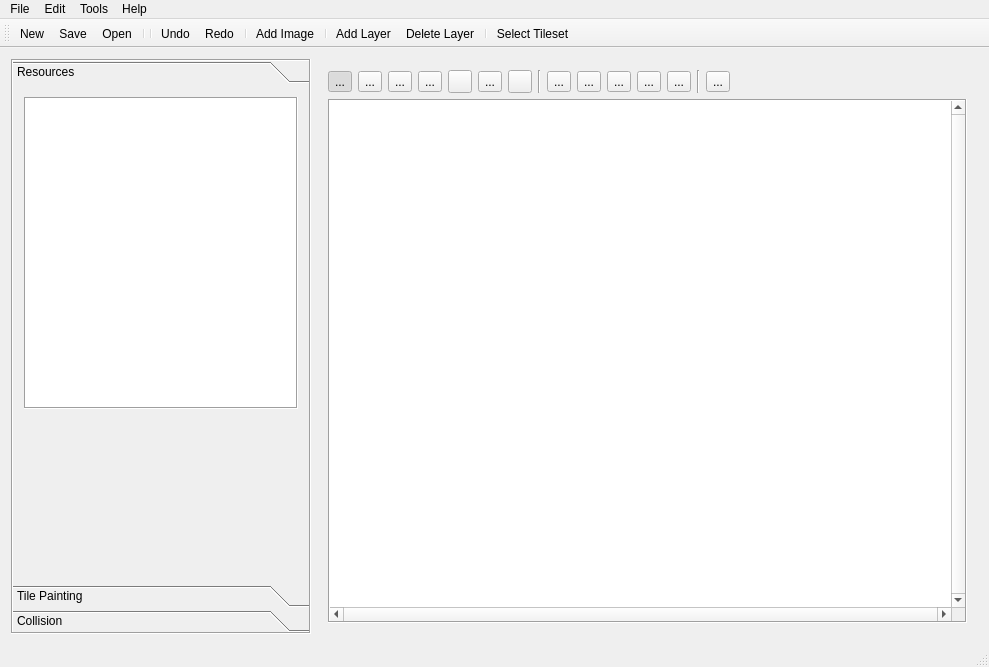
This is MainWindow.ui in Preece/TGL as Qt 5 draws it before an edit. The edited form follows.
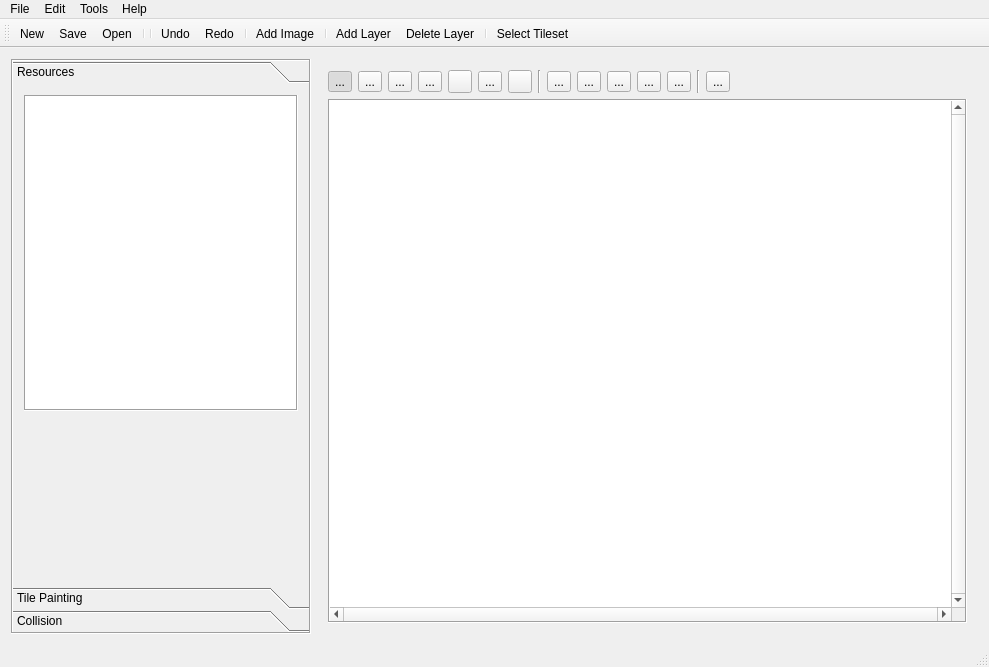
This is the edited form. The open tabs and pages were chosen to show the change. Icons and pictures are not drawn. Custom widgets are drawn as their Qt base class.

The edit to the form file:
```diff
--- a/MainWindow.ui
+++ b/MainWindow.ui
@@ -110,7 +110,7 @@
          <number>1</number>
         </property>
         <property name="tabSpacing">
-         <number>3</number>
+         <number>1</number>
         </property>
         <widget class="QWidget" name="resourcesBox">
          <property name="geometry">
@@ -118,7 +118,7 @@
            <x>0</x>
            <y>0</y>
            <width>298</width>
-           <height>505</height>
+           <height>507</height>
           </rect>
          </property>
          <attribute name="icon">
```
Left out of the diff: 24 changed lines with no effect on the pictures.
